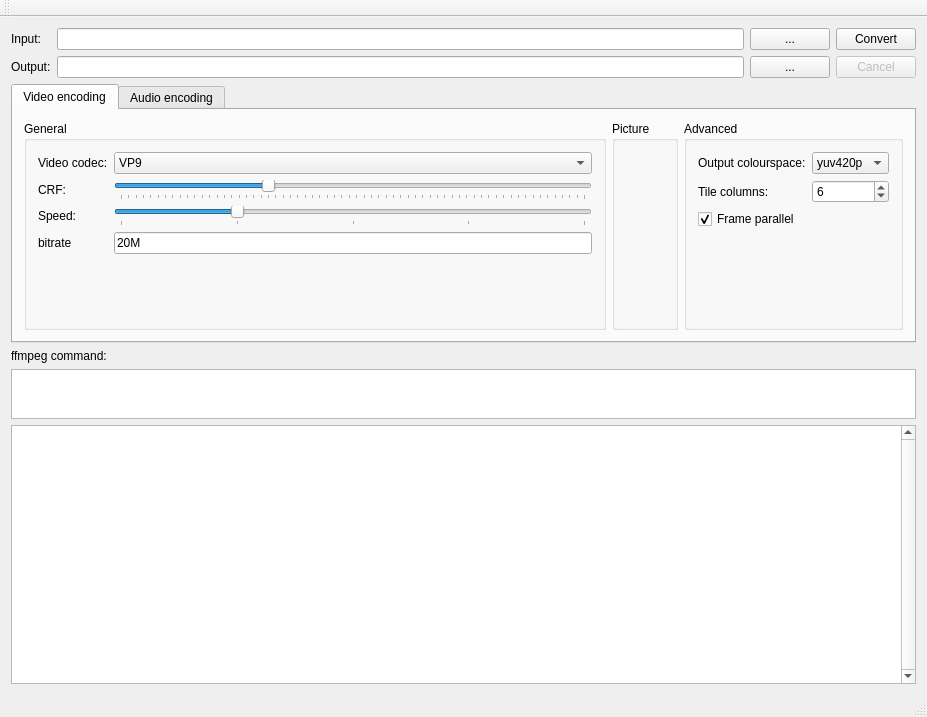
Qt form mainwindow.ui (Compizfox/QtWebMConverter) before a commit.
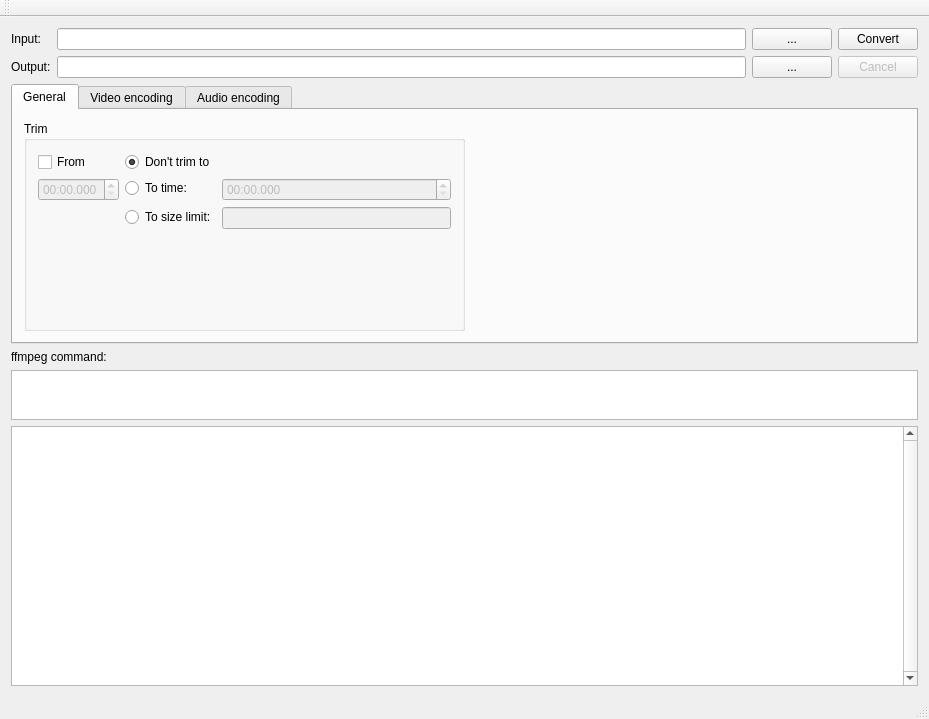
The same form after that commit.

Commit message: Add audio bitrate, trimming, misc. UI changes

Patch:
```diff
--- a/mainwindow.ui
+++ b/mainwindow.ui
@@ -6,8 +6,8 @@
    <rect>
     <x>0</x>
     <y>0</y>
-    <width>927</width>
-    <height>717</height>
+    <width>929</width>
+    <height>719</height>
    </rect>
   </property>
   <property name="windowTitle">
@@ -97,6 +97,124 @@
       <property name="currentIndex">
        <number>0</number>
       </property>
+      <widget class="QWidget" name="tab">
+       <attribute name="title">
+        <string>General</string>
+       </attribute>
+       <layout class="QHBoxLayout" name="horizontalLayout_7">
+        <item>
+         <widget class="QGroupBox" name="groupBox_5">
+          <property name="title">
+           <string>Trim</string>
+          </property>
+          <layout class="QVBoxLayout" name="verticalLayout_4">
+           <item>
+            <layout class="QHBoxLayout" name="horizontalLayout_6">
+             <item>
+              <layout class="QVBoxLayout" name="verticalLayout_5">
+               <item>
+                <widget class="QCheckBox" name="trimFromCheckBox">
+                 <property name="text">
+                  <string>From</string>
+                 </property>
+                </widget>
+               </item>
+               <item>
+                <widget class="QTimeEdit" name="trimFromTimeEdit">
+                 <property name="enabled">
+                  <bool>false</bool>
+                 </property>
+                 <property name="displayFormat">
+                  <string>mm:ss.zzz</string>
+                 </property>
+                </widget>
+               </item>
+               <item>
+                <spacer name="verticalSpacer">
+                 <property name="orientation">
+                  <enum>Qt::Vertical</enum>
+                 </property>
+                 <property name="sizeHint" stdset="0">
+                  <size>
+                   <width>20</width>
+                   <height>40</height>
+                  </size>
+                 </property>
+                </spacer>
+               </item>
+              </layout>
+             </item>
+             <item>
+              <layout class="QFormLayout" name="formLayout_5">
+               <item row="1" column="0">
+                <widget class="QRadioButton" name="trimTimeRadioButton">
+                 <property name="enabled">
+                  <bool>true</bool>
+                 </property>
+                 <property name="text">
+                  <string>To time:</string>
+                 </property>
+                </widget>
+               </item>
+               <item row="1" column="1">
+                <widget class="QTimeEdit" name="trimToTimeEdit">
+                 <property name="enabled">
+                  <bool>false</bool>
+                 </property>
+                 <property name="displayFormat">
+                  <string>mm:ss.zzz</string>
+                 </property>
+                </widget>
+               </item>
+               <item row="2" column="0">
+                <widget class="QRadioButton" name="trimSizeRadioButton">
+                 <property name="enabled">
+                  <bool>true</bool>
+                 </property>
+                 <property name="text">
+                  <string>To size limit:</string>
+                 </property>
+                </widget>
+               </item>
+               <item row="2" column="1">
+                <widget class="QLineEdit" name="trimSizeLimitEdit">
+                 <property name="enabled">
+                  <bool>false</bool>
+                 </property>
+                </widget>
+               </item>
+               <item row="0" column="0">
+                <widget class="QRadioButton" name="TrimToRadioButton">
+                 <property name="text">
+                  <string>Don't trim to</string>
+                 </property>
+                 <property name="checked">
+                  <bool>true</bool>
+                 </property>
+                </widget>
+               </item>
+              </layout>
+             </item>
+            </layout>
+           </item>
+          </layout>
+         </widget>
+        </item>
+        <item>
+         <spacer name="horizontalSpacer">
+          <property name="orientation">
+           <enum>Qt::Horizontal</enum>
+          </property>
+          <property name="sizeHint" stdset="0">
+           <size>
+            <width>40</width>
+            <height>20</height>
+           </size>
+          </property>
+         </spacer>
+        </item>
+       </layout>
+      </widget>
       <widget class="QWidget" name="tab_3">
        <attribute name="title">
         <string>Video encoding</string>
@@ -206,7 +324,7 @@
                </property>
                <property name="minimumSize">
                 <size>
-                 <width>0</width>
+                 <width>70</width>
                  <height>0</height>
                 </size>
                </property>
@@ -402,13 +520,26 @@
     <item>
      <widget class="QTextBrowser" name="outputBox">
       <property name="font">
-       <font>
-        <family>Consolas</family>
-       </font>
+       <font/>
+      </property>
+      <property name="frameShape">
+       <enum>QFrame::StyledPanel</enum>
+      </property>
+      <property name="frameShadow">
+       <enum>QFrame::Sunken</enum>
       </property>
       <property name="verticalScrollBarPolicy">
        <enum>Qt::ScrollBarAlwaysOn</enum>
       </property>
+      <property name="horizontalScrollBarPolicy">
+       <enum>Qt::ScrollBarAsNeeded</enum>
+      </property>
+      <property name="lineWrapMode">
+       <enum>QTextEdit::NoWrap</enum>
+      </property>
+      <property name="acceptRichText">
+       <bool>false</bool>
+      </property>
      </widget>
     </item>
    </layout>
```
Left out of the diff: 71 changed lines with no effect on the pictures. The commit also changes 1 other file.
